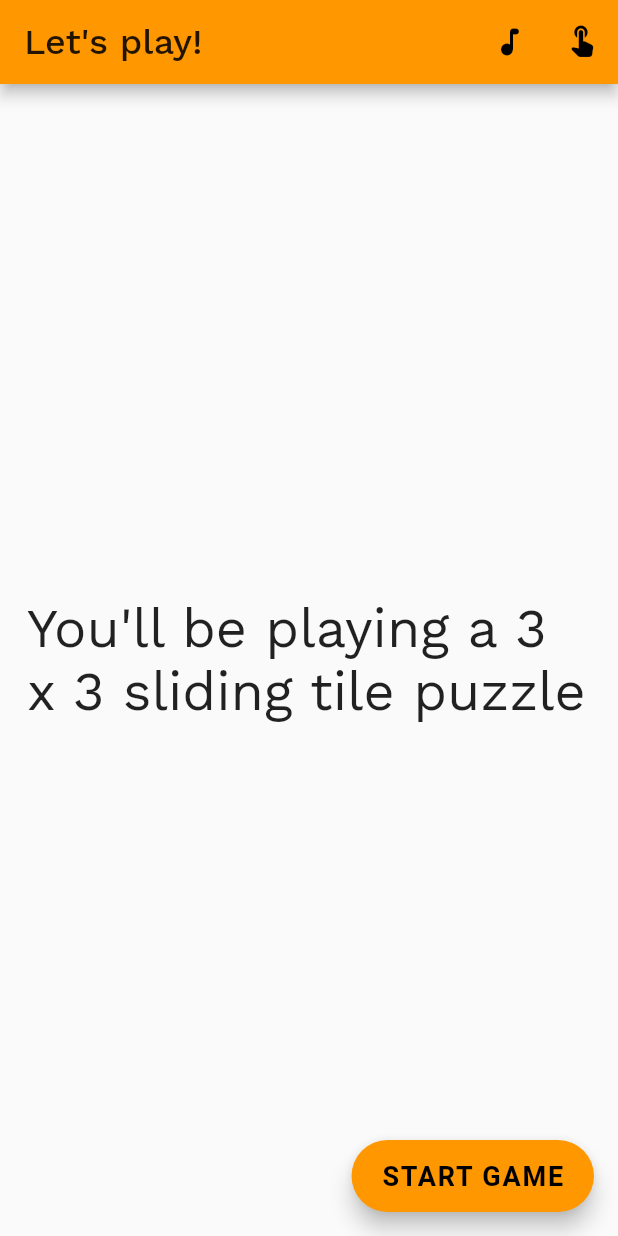
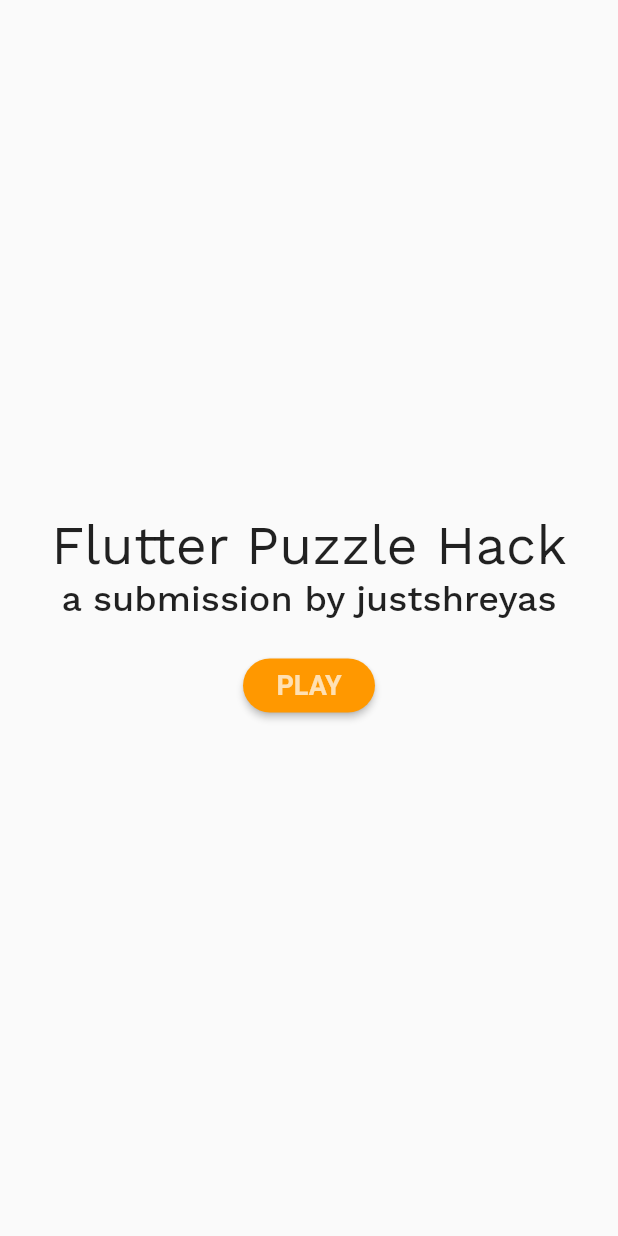
Before and after one commit to justshreyas/puzzlehack, a Flutter app: the screen it shows after launch, on a phone screen of 412 x 824 dp. Run offline on Flutter 3.47's test engine with Material 2 defaults, Android fonts, the phone set to English and light mode, and no system bars; our stand-ins replace bloc, flutter_bloc, google_fonts, just_audio; Roboto replaces fonts that are missing (Exo).

Commit message:
REFAFCTOR : A Lot

```diff
--- a/lib/main.dart
+++ b/lib/main.dart
@@ -3,7 +3,7 @@ import 'package:flutter_bloc/flutter_bloc.dart';
 import 'package:google_fonts/google_fonts.dart';
 import 'package:puzzlehack/cubit/audio_manager/audio_data_delegate.dart';
 import 'package:puzzlehack/cubit/audio_manager/audio_manager_cubit.dart';
-import 'package:puzzlehack/screens/home_page.dart';
+import 'package:puzzlehack/screens/welcome_screen.dart';
 
 void main() {
   runApp(const MyApp());
@@ -18,6 +18,10 @@ class MyApp extends StatelessWidget {
       title: 'Flutter Puzzle Hack : by justshreyas',
       theme: ThemeData(
         primarySwatch: Colors.orange,
+        buttonTheme: const ButtonThemeData(
+          buttonColor: Colors.orange,
+          shape: StadiumBorder(),
+        ),
         textTheme: TextTheme(
           headline3: GoogleFonts.workSans(
             fontSize: 36,
@@ -41,7 +45,7 @@ class MyApp extends StatelessWidget {
       ),
       home: BlocProvider(
         create: (context) => AudioManagerCubit(AudioDataDelegate()),
-        child: const MyHomePage(title: "Let's play!"),
+        child: const WelcomeScreen(),
       ),
     );
   }
--- /dev/null
+++ b/lib/screens/welcome_screen.dart
@@ -0,0 +1,50 @@
+import 'package:flutter_bloc/flutter_bloc.dart';
+import 'package:flutter/material.dart';
+import 'package:puzzlehack/cubit/audio_manager/audio_manager_cubit.dart';
+import 'package:puzzlehack/screens/select_puzzle_variant_screen.dart';
+
+class WelcomeScreen extends StatelessWidget {
+  const WelcomeScreen({Key? key}) : super(key: key);
+
+  @override
+  Widget build(BuildContext context) {
+    final AudioManagerCubit audioManagerCubit = context.watch();
+    return Scaffold(
+      body: Center(
+        child: Column(
+          mainAxisSize: MainAxisSize.min,
+          children: [
+            Text(
+              "Flutter Puzzle Hack",
+              style: Theme.of(context).textTheme.headline3,
+            ),
+            Text(
+              "a submission by justshreyas",
+              style: Theme.of(context).textTheme.headline6,
+            ),
+            const SizedBox(height: 20),
+            MaterialButton(
+              color: Theme.of(context).primaryColor,
+              child: Text(
+                "PLAY",
+                style: Theme.of(context).textTheme.button,
+              ),
+              onPressed: () {
+                Navigator.push(
+                  context,
+                  MaterialPageRoute(
+                    settings:
+                        const RouteSettings(name: "/SelectPuzzleVariantScreen"),
+                    builder: (context) => SelectPuzzleVariantScreen(
+                      audioManagerCubit: audioManagerCubit,
+                    ),
+                  ),
+                );
+              },
+            )
+          ],
+        ),
+      ),
+    );
+  }
+}
--- a/lib/widgets/puzzle_board.dart
+++ b/lib/widgets/puzzle_board.dart
@@ -17,7 +17,6 @@ class PuzzleBoard extends StatelessWidget {
       bloc: cubit,
       listener: (context, state) {
         if (state is GameSessionEnded) {
-
           showDialog(
             context: context,
             builder: (_) {
@@ -38,7 +37,10 @@ class PuzzleBoard extends StatelessWidget {
                     ),
                     onPressed: () {
                       Navigator.popUntil(
-                          context, (route) => route.settings.name == "/");
+                        context,
+                        (route) =>
+                            route.settings.name == "/SelectPuzzleVariantScreen",
+                      );
                     },
                   )
                 ],
```
Also changed, not shown: lib/screens/select_puzzle_variant_screen.dart (renamed from lib/screens/home_page.dart, +25 -22 lines).
